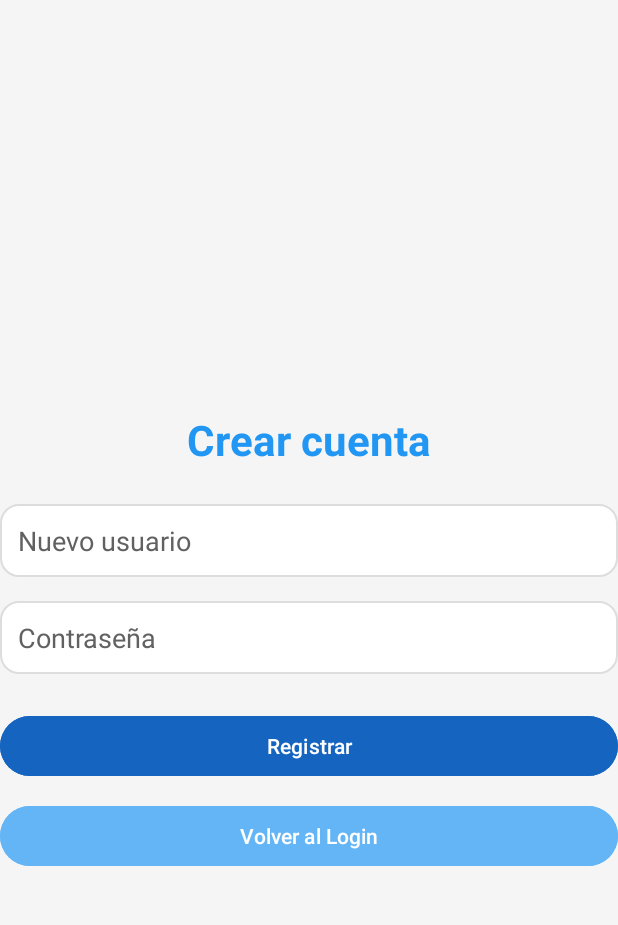
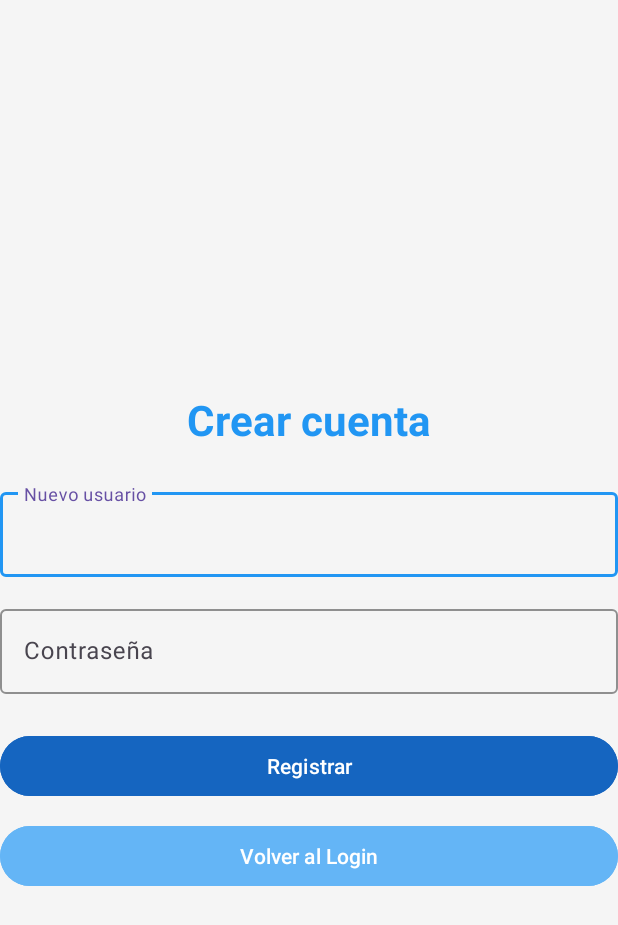
Before and after one commit to AntolinoRetana/EduTrack, an Android app: the RegisterActivity screen opened directly, with no data from a screen before it, on a phone screen of 412 x 824 dp. Shown: the top 925 px of the screen. Run offline under Robolectric (Android 15) with nearby library versions, the phone set to English and light mode, and no system bars.

Commit message:
Cambios en el diseño del EditText del Formulario Login y Registro

```diff
--- a/app/src/main/res/layout/activity_login.xml
+++ b/app/src/main/res/layout/activity_login.xml
@@ -71,4 +71,5 @@
             android:backgroundTint="@color/colorSecondary"
             android:textColor="#FFFFFF"/>
     </LinearLayout>
+
 </ScrollView>
--- a/app/src/main/res/layout/activity_register.xml
+++ b/app/src/main/res/layout/activity_register.xml
@@ -1,6 +1,6 @@
 <?xml version="1.0" encoding="utf-8"?>
-<ScrollView
-    xmlns:android="http://schemas.android.com/apk/res/android"
+<ScrollView xmlns:android="http://schemas.android.com/apk/res/android"
+    xmlns:app="http://schemas.android.com/apk/res-auto"
     android:id="@+id/main"
     android:layout_width="match_parent"
     android:layout_height="match_parent"
@@ -31,24 +31,35 @@
                 android:layout_width="wrap_content"
                 android:layout_height="wrap_content"/>
 
-            <EditText
-                android:id="@+id/etNuevoUsuario"
-                android:hint="Nuevo usuario"
+            <!-- Usuario -->
+            <com.google.android.material.textfield.TextInputLayout
                 android:layout_width="match_parent"
                 android:layout_height="wrap_content"
-                android:background="@drawable/bg_input"
-                android:padding="12dp"
-                android:layout_marginBottom="16dp"/>
+                android:layout_marginBottom="16dp"
+                app:boxStrokeColor="@color/colorPrimary">
 
-            <EditText
-                android:id="@+id/etNuevoPassword"
-                android:hint="Contraseña"
-                android:inputType="textPassword"
+                <com.google.android.material.textfield.TextInputEditText
+                    android:id="@+id/etNuevoUsuario"
+                    android:layout_width="match_parent"
+                    android:layout_height="wrap_content"
+                    android:hint="Nuevo usuario"/>
+            </com.google.android.material.textfield.TextInputLayout>
+
+
+            <!-- Contraseña -->
+            <com.google.android.material.textfield.TextInputLayout
                 android:layout_width="match_parent"
                 android:layout_height="wrap_content"
-                android:background="@drawable/bg_input"
-                android:padding="12dp"
-                android:layout_marginBottom="24dp"/>
+                android:layout_marginBottom="24dp"
+                app:boxStrokeColor="@color/colorPrimary">
+
+                <com.google.android.material.textfield.TextInputEditText
+                    android:id="@+id/etNuevoPassword"
+                    android:layout_width="match_parent"
+                    android:layout_height="wrap_content"
+                    android:hint="Contraseña"
+                    android:inputType="textPassword"/>
+            </com.google.android.material.textfield.TextInputLayout>
 
             <Button
                 android:id="@+id/btnRegistrar"
@@ -58,6 +69,8 @@
                 android:backgroundTint="@color/colorPrimaryDark"
                 android:textColor="#FFFFFF"
                 android:layout_marginBottom="12dp"/>
+
+
 
             <Button
                 android:id="@+id/btnVolverLogin"
```
